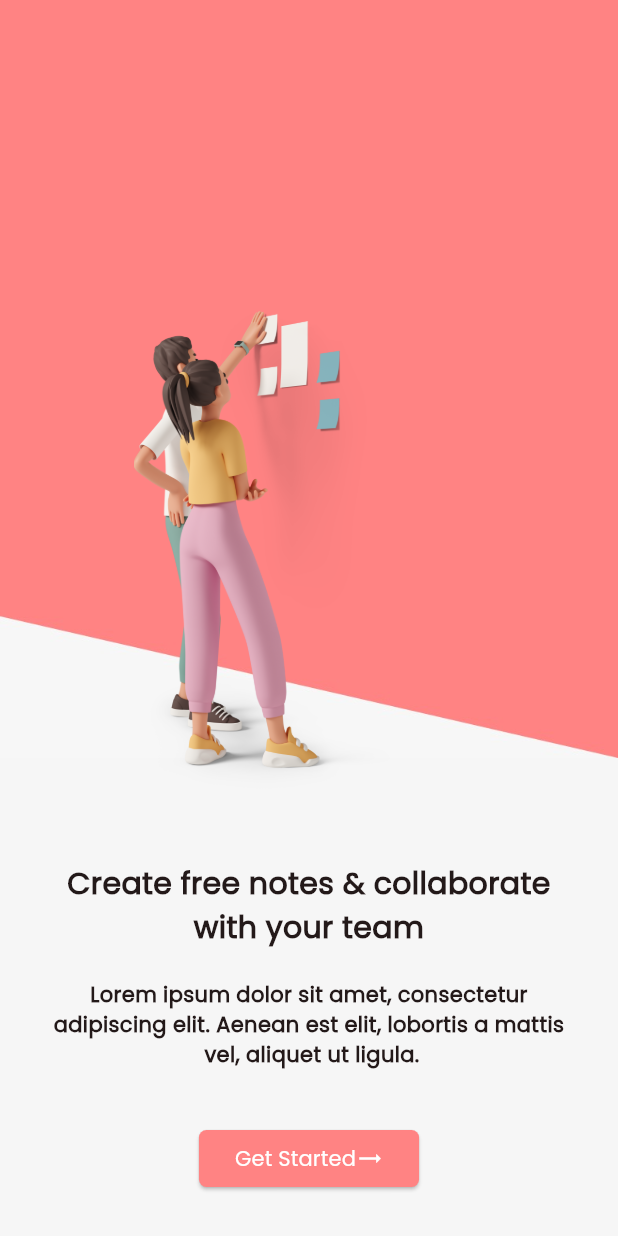
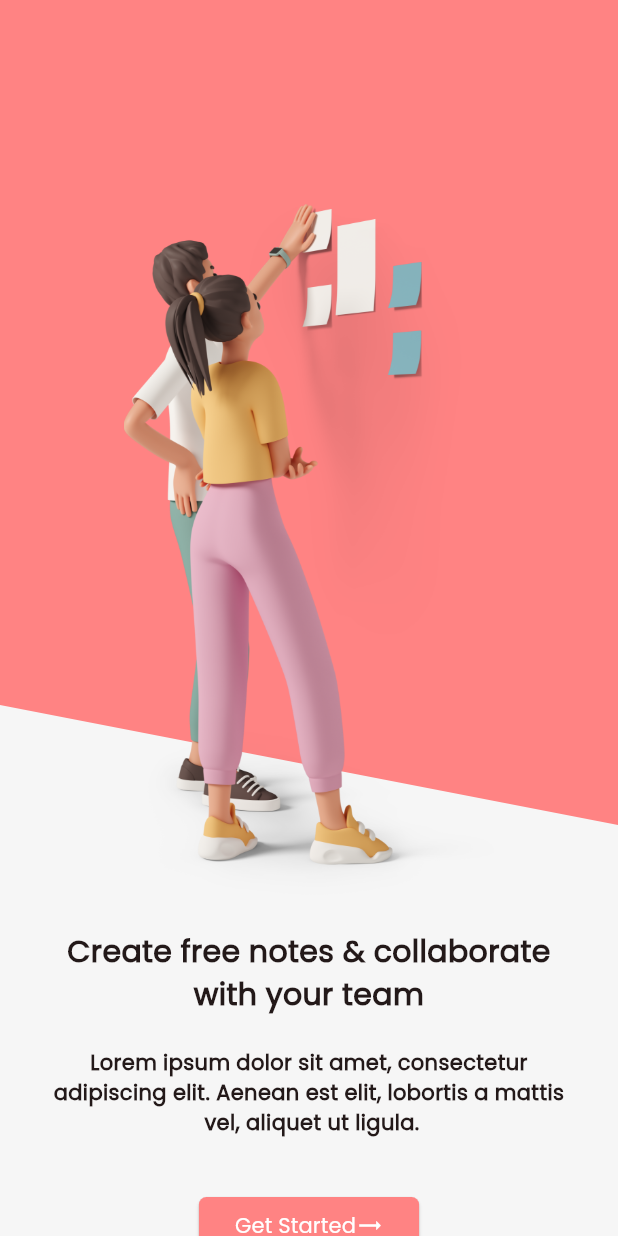
Before and after one commit to omarAbdullahMoharam/Notify, a Flutter app: the screen it shows after launch, on a phone screen of 412 x 824 dp. Run offline on Flutter 3.47's test engine with Material 3 defaults, Android fonts, the light colour scheme and no system bars.

Commit message:
Custom Painter Wallpaper Added

```diff
--- /dev/null
+++ b/lib/components/custom_shape.dart
@@ -0,0 +1,37 @@
+import 'package:flutter/material.dart';
+
+import '../helpers/constatns.dart';
+
+class CustomShape extends StatelessWidget {
+  const CustomShape({super.key});
+
+  @override
+  Widget build(BuildContext context) {
+    return CustomPaint(
+      size: const Size(double.infinity, 550),
+      painter: CustomShapePainter(),
+    );
+  }
+}
+
+class CustomShapePainter extends CustomPainter {
+  @override
+  void paint(Canvas canvas, Size size) {
+    Paint paint = Paint()
+      ..color = kPrimaryColor
+      ..style = PaintingStyle.fill;
+    Path path = Path();
+    path.moveTo(0, 0);
+    path.lineTo(size.width, 0);
+    path.lineTo(size.width, size.height);
+    path.lineTo(0, size.height - 80);
+    path.close();
+
+    canvas.drawPath(path, paint);
+  }
+
+  @override
+  bool shouldRepaint(covariant CustomPainter oldDelegate) {
+    return false;
+  }
+}
--- a/lib/helpers/constatns.dart
+++ b/lib/helpers/constatns.dart
@@ -1,3 +1,4 @@
 import 'package:flutter/material.dart';
 
 Color kPrimaryColor = const Color(0xFFFF8383);
+String kVictorImage = 'assets/images/8b2ab94ac0968fa20e185a3eced948a8.png';
--- a/lib/screens/welcome_screen.dart
+++ b/lib/screens/welcome_screen.dart
@@ -1,7 +1,8 @@
 import 'package:flutter/material.dart';
 import 'package:notify/components/custom_texfield.dart';
+import 'package:notify/helpers/constatns.dart';
+import 'package:notify/components/custom_shape.dart';
 
-import '../components/custom_victor_image.dart';
 import '../components/custom_button.dart';
 
 class WelcomeScreen extends StatelessWidget {
@@ -15,33 +16,40 @@ class WelcomeScreen extends StatelessWidget {
           Container(
             height: double.infinity,
             color: const Color(0xFFF6F6F6),
-            child: Column(
+            child: const Column(
               mainAxisAlignment: MainAxisAlignment.start,
               crossAxisAlignment: CrossAxisAlignment.center,
               children: [
-                Image.asset(
-                    'assets/images/a3fd26bf-1396-47af-8ca2-dd46631815c8.jpg'),
-                const SizedBox(height: 70),
-                const CustomTexfield(
+                CustomShape(),
+                SizedBox(height: 70),
+                CustomTexfield(
                   txt: 'Create free notes & collaborate \nwith your team',
                   fontSize: 20,
                   mxLines: 2,
                   fontWeight: FontWeight.w600,
                 ),
-                const SizedBox(height: 20),
-                const CustomTexfield(
+                SizedBox(height: 20),
+                CustomTexfield(
                   txt:
                       'Lorem ipsum dolor sit amet, consectetur \nadipiscing elit. Aenean est elit, lobortis a mattis\n vel, aliquet ut ligula.',
                   fontSize: 14,
                   mxLines: 3,
                   fontWeight: FontWeight.w400,
                 ),
-                const SizedBox(height: 35),
-                const CustomButton(),
+                SizedBox(height: 35),
+                CustomButton(),
               ],
             ),
           ),
-          const CustomVictorImage(),
+          Positioned(
+            top: MediaQuery.of(context).size.height / 7,
+            left: MediaQuery.of(context).size.width / 5,
+            right: MediaQuery.of(context).size.width / 5,
+            child: Image.asset(
+              kVictorImage,
+              height: 500,
+            ),
+          ),
         ],
       ),
     );
```
